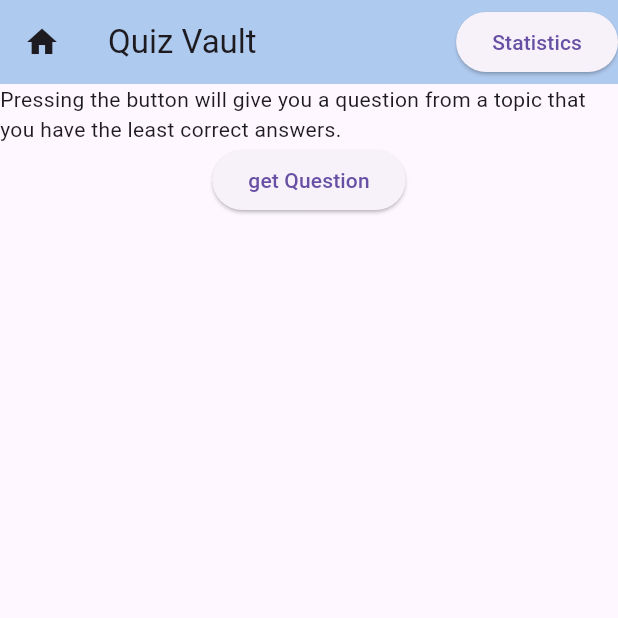
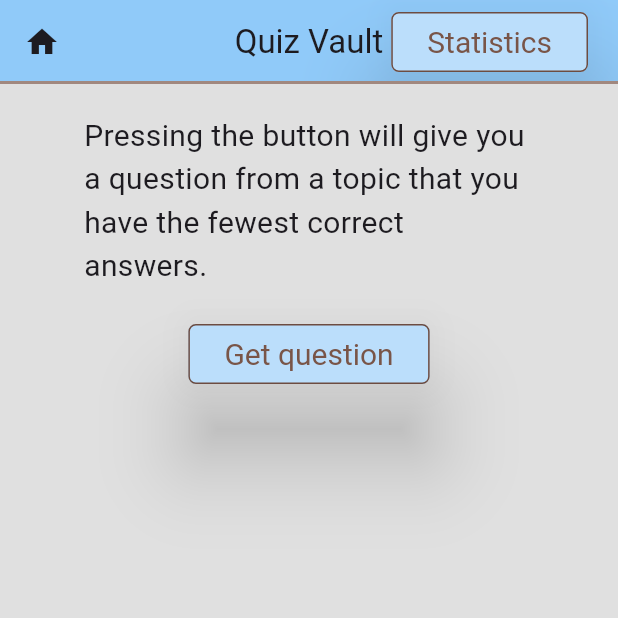
Before and after one commit to lepplaju/flutter_project, a Flutter app: the GenericPracticeDisplayer screen opened by its route, on a phone screen of 412 x 824 dp, the top half of it. Run offline on Flutter 3.47's test engine with Material 3 defaults, Android fonts, the phone set to English and light mode, and no system bars; our stand-ins replace flutter_riverpod, go_router, shared_preferences; accounts and stored records are empty; network calls fail; statements that could not run were skipped.

Commit message:
styling the application

```diff
--- a/lib/pages/generic_practice_page.dart
+++ b/lib/pages/generic_practice_page.dart
@@ -54,24 +54,41 @@ class _GenericPracticePageState extends State<GenericPracticePage> {
   Widget build(BuildContext context) {
     return Container(
         child: currentQuestion == null
-            ? Column(children: [
-                const Text(
-                    "Pressing the button will give you a question from a topic that you have the least correct answers."),
+            ? Center(
+                child: Container(
+                    width: 300,
+                    child: Column(children: [
+                      const Padding(
+                          padding: EdgeInsets.symmetric(vertical: 20),
+                          child: Text(
+                              style: TextStyle(fontSize: 20),
+                              "Pressing the button will give you a question from a topic that you have the fewest correct answers.")),
                       ElevatedButton(
                           key: const ValueKey('get_question_button'),
                           onPressed: getQuestion,
-                    child: const Text("get Question"))
-              ])
+                          child: const Text("Get question"))
+                    ])))
             : Column(
                 key: const ValueKey('question_column'),
                 children: [
-                  Text('Question: ${currentQuestion!.question}'),
+                  Padding(
+                      padding: EdgeInsets.symmetric(vertical: 20),
+                      child: Text(
+                        currentQuestion!.question,
+                        style: TextStyle(fontSize: 20),
+                      )),
                   currentQuestion!.imagePath != null
                       ? Image.network(currentQuestion!.imagePath!)
                       : const SizedBox.shrink(),
-                  Column(
-                    children:
-                        currentQuestion!.options.asMap().entries.map((entry) {
+                  Center(
+                    child: Container(
+                      width: 200,
+                      child: currentQuestion != null
+                          ? Column(
+                              children: currentQuestion!.options
+                                  .asMap()
+                                  .entries
+                                  .map((entry) {
                                 int index = entry.key;
                                 String option = entry.value;
 
@@ -88,7 +105,11 @@ class _GenericPracticePageState extends State<GenericPracticePage> {
                                   },
                                 );
                               }).toList(),
+                            )
+                          : const SizedBox.shrink(),
                     ),
+                  ),
+                  Padding(padding: EdgeInsets.symmetric(vertical: 20)),
                   _answeredCorrectly
                       ? ElevatedButton(
                           key: const ValueKey('next_question_button'),
--- a/lib/widgets/top_bar.dart
+++ b/lib/widgets/top_bar.dart
@@ -10,15 +10,18 @@ class TopBar extends StatelessWidget implements PreferredSizeWidget {
   @override
   Widget build(BuildContext context) {
     return AppBar(
-        elevation: 25,
-        backgroundColor: Colors.blue[100],
+        centerTitle: true,
+        shape: Border(bottom: BorderSide(color: Colors.brown[300]!, width: 2)),
+        backgroundColor: Colors.blue[200],
         leading: IconButton(
             icon: const Icon(Icons.home), onPressed: () => context.go('/')),
         title: const Text("Quiz Vault"),
         actions: [
-          ElevatedButton(
-              onPressed: () => context.go('/statistics'),
-              child: const Text('Statistics'))
+          Padding(
+              padding: const EdgeInsets.only(right: 20),
+              child: ElevatedButton(
+                  onPressed: () => context.go('/statistics'),
+                  child: const Text('Statistics')))
         ]);
   }
 }
```
Also changed, not shown: lib/main.dart (+2 -13 lines), lib/pages/question_page.dart (+15 -4 lines), lib/pages/statistics_page.dart (+23 -6 lines), lib/theme.dart (added, +30 -0 lines). Lines whose indentation alone changed are shown as unchanged.
